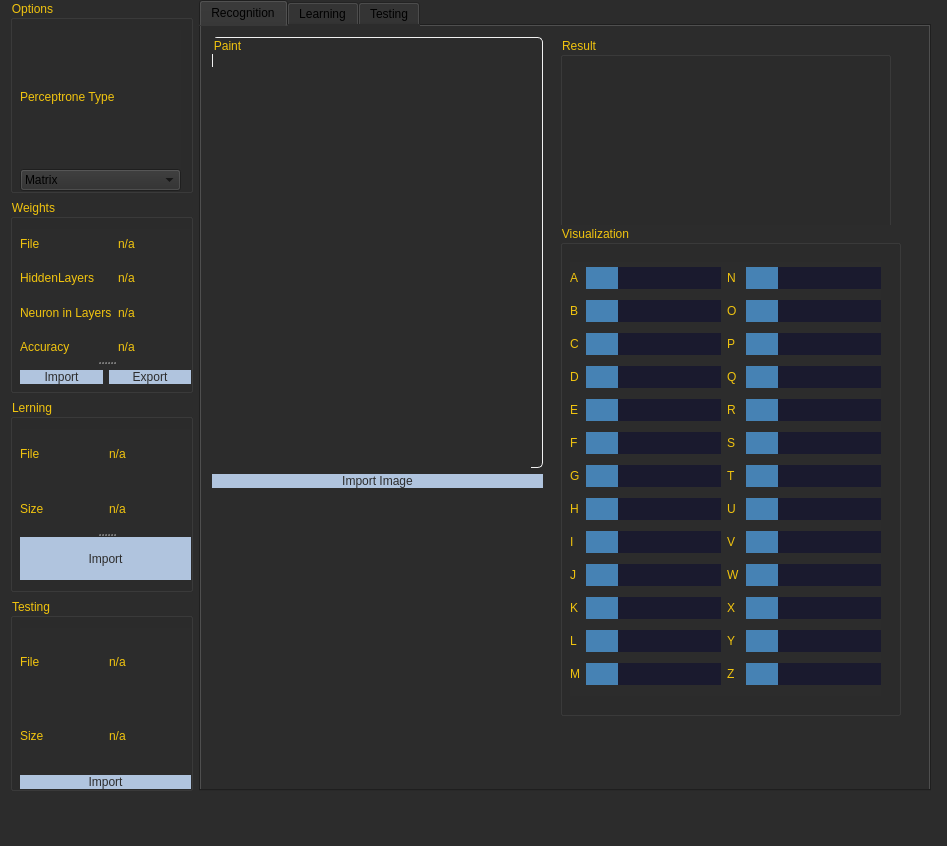
Before: the Qt Designer form MLP/src/view/view.ui in VladBigBrain/VladBigBrain, drawn with Qt 5.
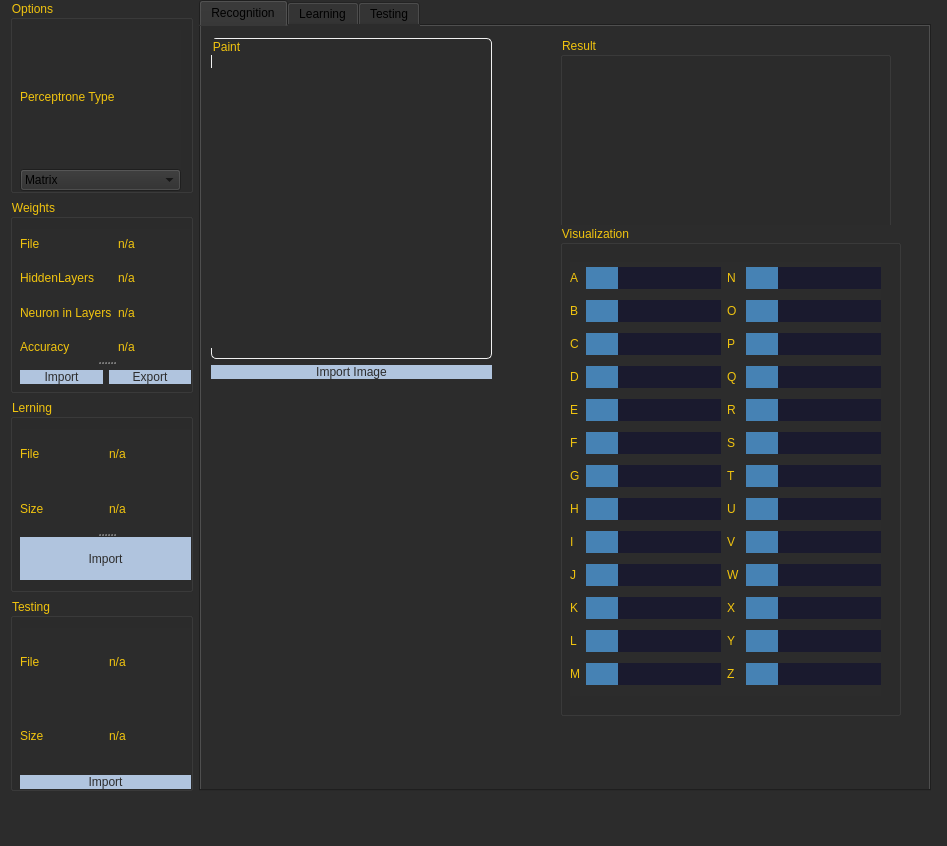
After: the same form once the commit is applied. The open tabs and pages were chosen to show the change. Custom widgets are drawn as their Qt base class.

The edit to the form file:
```diff
--- a/MLP/src/view/view.ui
+++ b/MLP/src/view/view.ui
@@ -848,16 +848,16 @@
           </layout>
          </widget>
         </widget>
-        <widget class="QWidget" name="layoutWidget">
+        <widget class="QWidget" name="">
          <property name="geometry">
           <rect>
-           <x>11</x>
-           <y>11</y>
-           <width>331</width>
-           <height>451</height>
+           <x>10</x>
+           <y>12</y>
+           <width>281</width>
+           <height>341</height>
           </rect>
          </property>
-         <layout class="QVBoxLayout" name="ImageLayout">
+         <layout class="QVBoxLayout" name="verticalLayout_4">
           <item>
            <widget class="QGroupBox" name="PaintBox">
             <property name="styleSheet">
@@ -876,8 +876,8 @@
               <rect>
                <x>0</x>
                <y>30</y>
-               <width>319</width>
-               <height>428</height>
+               <width>280</width>
+               <height>280</height>
               </rect>
              </property>
             </widget>
```
Left out of the diff: 11 changed lines with no effect on the pictures.
